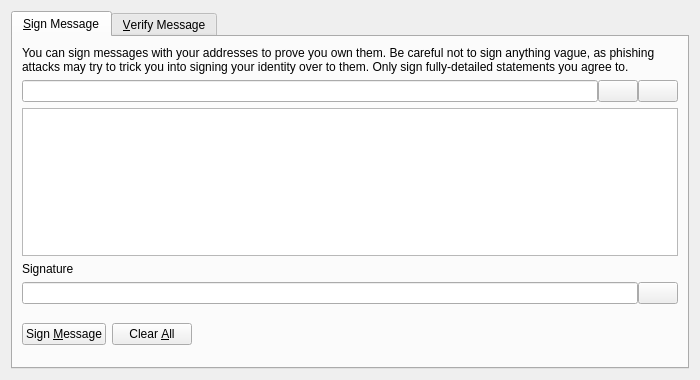
First picture: the form in src/qt/forms/signverifymessagedialog.ui, repository ShorelineCrypto/nengcoin, before the edit.
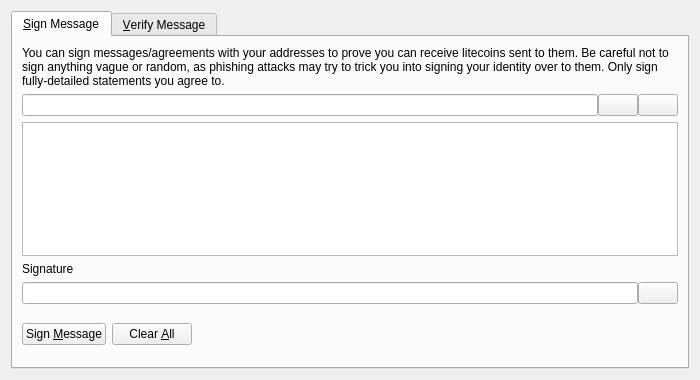
Second picture: the form after the edit. Icons and pictures are not drawn. Custom widgets are drawn as their Qt base class.

Commit message: replace with litecoin 0.13.3

Diff of the .ui file:
```diff
--- a/src/qt/forms/signverifymessagedialog.ui
+++ b/src/qt/forms/signverifymessagedialog.ui
@@ -30,7 +30,7 @@
        <item>
         <widget class="QLabel" name="infoLabel_SM">
          <property name="text">
-          <string>You can sign messages with your addresses to prove you own them. Be careful not to sign anything vague, as phishing attacks may try to trick you into signing your identity over to them. Only sign fully-detailed statements you agree to.</string>
+          <string>You can sign messages/agreements with your addresses to prove you can receive litecoins sent to them. Be careful not to sign anything vague or random, as phishing attacks may try to trick you into signing your identity over to them. Only sign fully-detailed statements you agree to.</string>
          </property>
          <property name="textFormat">
           <enum>Qt::PlainText</enum>
```
Left out of the diff: 20 changed lines with no effect on the pictures. The commit also changes 1674 other files.
